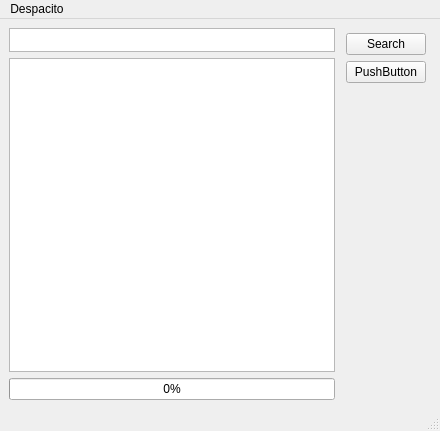
The window that tp1-qmake/mainwindow.ui (mat976/TP-1-Qt-Dev-desktop) describes before a commit, drawn with Qt 5.
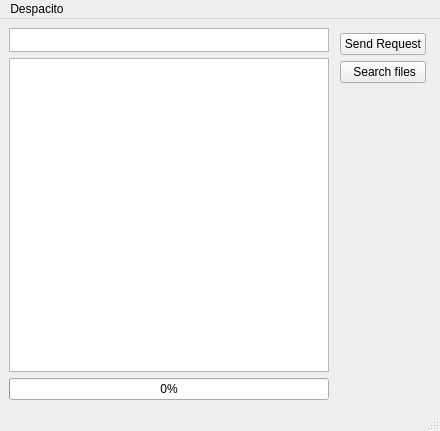
The same window after the commit.

Patch:
```diff
--- a/tp1-qmake/mainwindow.ui
+++ b/tp1-qmake/mainwindow.ui
@@ -66,16 +66,16 @@
        <number>5</number>
       </property>
       <item>
-       <widget class="QPushButton" name="btnSearch">
+       <widget class="QPushButton" name="btnSendRequest">
         <property name="text">
-         <string>Search</string>
+         <string>Send Request</string>
         </property>
        </widget>
       </item>
       <item>
-       <widget class="QPushButton" name="pushButton">
+       <widget class="QPushButton" name="btnSearch">
         <property name="text">
-         <string>PushButton</string>
+         <string> Search files</string>
         </property>
        </widget>
       </item>
```
